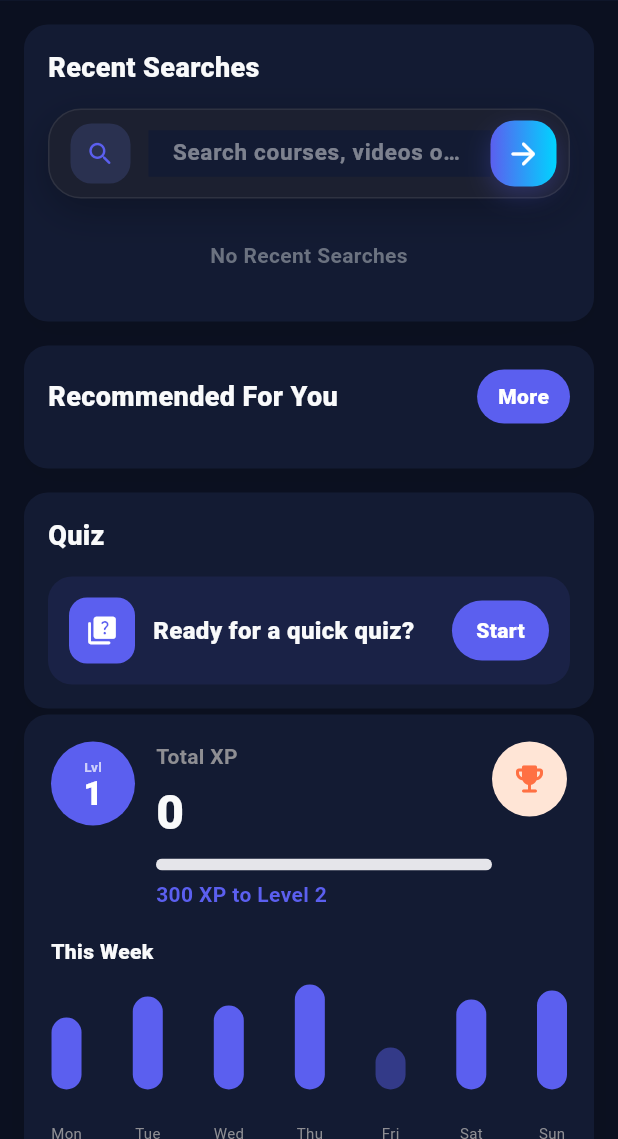
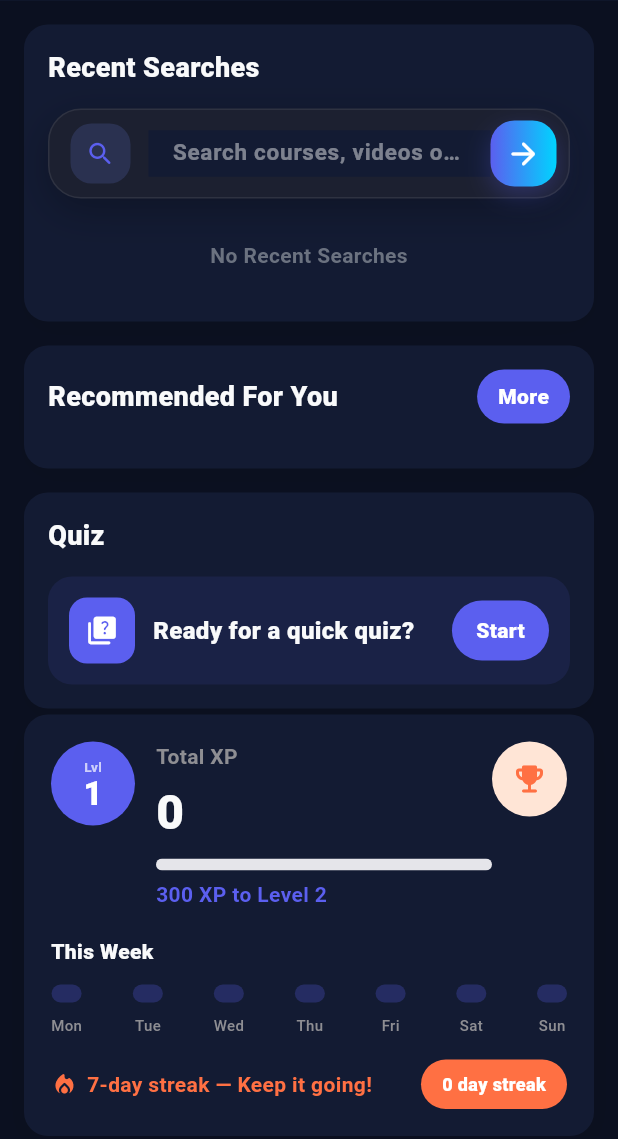
Before and after one commit to Ravindu2002-20/Microlearning_App, a Flutter app: the HomeScreen screen opened directly with empty values, on a phone screen of 412 x 824 dp, the part 97-1236 px from its top. Run offline on Flutter 3.47's test engine with Material 3 defaults, Android fonts, the phone set to English and light mode, and no system bars; our stand-ins replace chewie, connectivity_plus, file_picker, flutter_dotenv, flutter_riverpod, sensors_plus and 5 more; accounts and stored records are empty.

Commit message:
Progress chart

```diff
--- a/lib/features/home/screens/home_screen.dart
+++ b/lib/features/home/screens/home_screen.dart
@@ -753,8 +753,9 @@ class _HomeScreenState extends ConsumerState<HomeScreen> {
                       ],
                     ),
                   ),
-                  const SizedBox(height: 4),
-                  const _XpProgressCard(),
+              const SizedBox(height: 4),
+              const _XpProgressCard(),
+
                 ],
               ),
             ),
@@ -1335,13 +1336,19 @@ class _XpProgressCardState extends State<_XpProgressCard> {
         'streak': 0,
         'level': 1,
         'xpToNextLevel': XpCalculation.xpPerLevel,
+        'weeklyCompletionCounts': <int, int>{},
       };
     }
 
-    return LearningRepository(Supabase.instance.client)
-        .fetchUserStatsFromProgress(
-      userUuid: user.id,
-    );
+    final repo = LearningRepository(Supabase.instance.client);
+    final results = await Future.wait([
+      repo.fetchUserStatsFromProgress(userUuid: user.id),
+      repo.fetchWeeklyCompletionCounts(userUuid: user.id),
+    ]);
+
+    final stats = Map<String, dynamic>.from(results[0] as Map<String, dynamic>);
+    stats['weeklyCompletionCounts'] = results[1] as Map<int, int>;
+    return stats;
   }
 
   @override
@@ -1359,6 +1366,9 @@ class _XpProgressCardState extends State<_XpProgressCard> {
             (data['level'] as int?) ?? XpCalculation.calculateLevel(totalXp);
         final xpToNextLevel = (data['xpToNextLevel'] as int?) ??
             XpCalculation.xpToNextLevel(totalXp);
+        final weeklyCompletionCounts =
+            (data['weeklyCompletionCounts'] as Map<int, int>?) ??
+                const <int, int>{};
         final fraction = xpToNextLevel <= 0
             ? 1.0
             : (totalXp % XpCalculation.xpPerLevel) / XpCalculation.xpPerLevel;
@@ -1480,7 +1490,8 @@ class _XpProgressCardState extends State<_XpProgressCard> {
                 ),
               ),
               const SizedBox(height: 12),
-              const _WeeklyBars(),
+              _WeeklyBars(weeklyCompletionCounts: weeklyCompletionCounts),
+
               const SizedBox(height: 16),
               Row(
                 children: [
@@ -1559,38 +1570,53 @@ class _GradientProgressBar extends StatelessWidget {
 }
 
 class _WeeklyBars extends StatelessWidget {
-  const _WeeklyBars();
+  final Map<int, int> weeklyCompletionCounts;
+
+  const _WeeklyBars({required this.weeklyCompletionCounts});
 
   @override
   Widget build(BuildContext context) {
     const labels = ['Mon', 'Tue', 'Wed', 'Thu', 'Fri', 'Sat', 'Sun'];
-    const heights = [48.0, 62.0, 56.0, 70.0, 28.0, 60.0, 66.0];
+    const minBarHeight = 12.0;
+    const maxBarHeight = 70.0;
+    final maxCount = weeklyCompletionCounts.values.fold<int>(0, (max, value) {
+      return value > max ? value : max;
+    });
 
     return Row(
       crossAxisAlignment: CrossAxisAlignment.end,
       mainAxisAlignment: MainAxisAlignment.spaceBetween,
       children: List.generate(labels.length, (index) {
-        final alpha = index == 4 ? 0.45 : 1.0;
+        final weekday = index + 1;
+        final count = weeklyCompletionCounts[weekday] ?? 0;
+        final hasActivity = count > 0;
+        final normalized = maxCount == 0 ? 0.0 : count / maxCount;
+        final barHeight = hasActivity
+            ? minBarHeight + ((maxBarHeight - minBarHeight) * normalized)
+            : minBarHeight;
         return Column(
           mainAxisSize: MainAxisSize.min,
           children: [
             Container(
               width: 20,
-              height: heights[index],
+              height: barHeight,
               decoration: BoxDecoration(
-                color: const Color(0xFF5B5FEF).withValues(alpha: alpha),
+                color: hasActivity
+                    ? const Color(0xFF5B5FEF)
+                    : const Color(0xFF5B5FEF).withValues(alpha: 0.25),
                 borderRadius: BorderRadius.circular(999),
               ),
             ),
             const SizedBox(height: 8),
-            const Text(
-              // visual only
-              '',
-              style: TextStyle(fontSize: 10, color: Color(0xFF8E8E93)),
-            ),
             Text(
               labels[index],
-              style: const TextStyle(fontSize: 10, color: Color(0xFF8E8E93)),
+              style: TextStyle(
+                fontSize: 10,
+                color: hasActivity
+                    ? const Color(0xFF5B5FEF)
+                    : const Color(0xFF8E8E93),
+                fontWeight: hasActivity ? FontWeight.w700 : FontWeight.w500,
+              ),
             ),
           ],
         );
```
Also changed, not shown: lib/features/learning/repositories/learning_repository.dart (+39 -0 lines), 1 other file.
